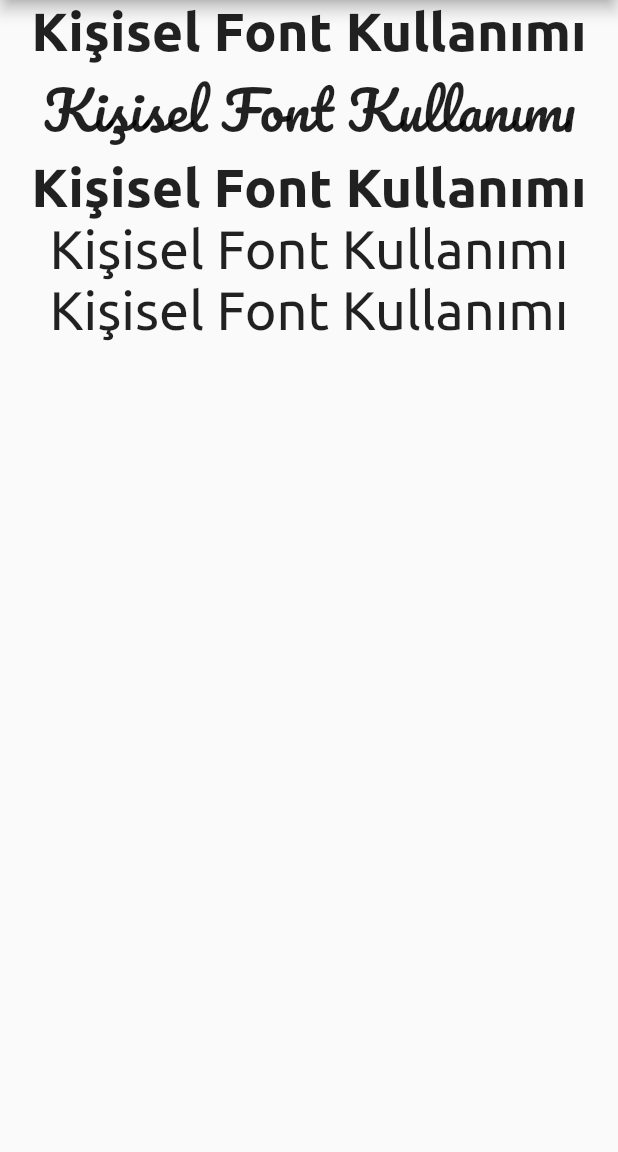
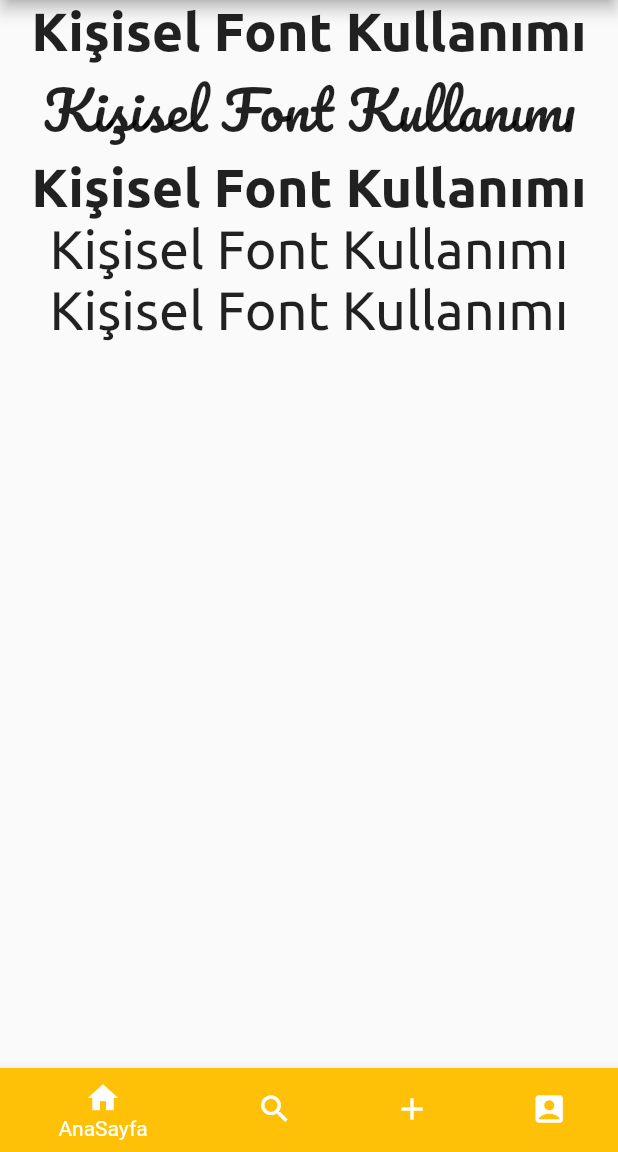
Before and after one commit to ibrahimuzul/flutter_dersleri_bolum2, a Flutter app: the screen it shows after launch, on a phone screen of 412 x 824 dp, the part 84-1236 px from its top. Run offline on Flutter 3.47's test engine with Material 2 defaults, Android fonts, the phone set to English and light mode, and no system bars.

Commit message:
106. Bottom Navigation Bar ve Özellikleri

```diff
--- a/lib/main.dart
+++ b/lib/main.dart
@@ -1,4 +1,6 @@
 import 'package:flutter/material.dart';
+import 'package:flutter_dersleri_bolum2/ui/drawer_menu.dart';
+import 'package:flutter_dersleri_bolum2/ui/kisisel_font_kullanimi.dart';
 
 void main() => runApp(FlutterDersleri());
 
@@ -17,130 +19,58 @@ class FlutterDersleri extends StatelessWidget {
   }
 }
 
-class MyHomePage extends StatelessWidget {
+class MyHomePage extends StatefulWidget {
+  @override
+  MyHomePageState createState() {
+    return new MyHomePageState();
+  }
+}
+
+class MyHomePageState extends State<MyHomePage> {
+  int secilenMenuItem = 0;
+
   @override
   Widget build(BuildContext context) {
     return Scaffold(
-        drawer: Drawer(
-          child: Column(
-            children: <Widget>[
-              UserAccountsDrawerHeader(
-                accountName: Text("emrealtunbilek"),
-                accountEmail: Text("emrealtunbilek@gmail.com"),
-                currentAccountPicture: Image.network(
-                    "https://emrealtunbilek.com/wp-content/uploads/2016/10/apple-icon-72x72.png"),
-                otherAccountsPictures: <Widget>[
-                  CircleAvatar(
-                    backgroundColor: Colors.purple,
-                    child: Text("AK"),
-                  ),
-                  CircleAvatar(
-                    backgroundColor: Colors.grey,
-                    child: Text("EA"),
-                  )
-                ],
-              ),
-              Expanded(
-                child: ListView(
-                  children: <Widget>[
-                    ListTile(
-                      leading: Icon(Icons.home),
-                      title: Text("Ana Sayfa"),
-                      trailing: Icon(Icons.chevron_right),
-                    ),
-                    ListTile(
-                      leading: Icon(Icons.call),
-                      title: Text("Ara"),
-                      trailing: Icon(Icons.chevron_right),
-                    ),
-                    ListTile(
-                      leading: Icon(Icons.account_box),
-                      title: Text("Profil"),
-                      trailing: Icon(Icons.chevron_right),
-                    ),
-                    Divider(),
-                    InkWell(
-                      onTap: (){
-
-                      },
-                      splashColor: Colors.cyan,
-                      child: ListTile(
-                        leading: Icon(Icons.home),
-                        title: Text("Ana Sayfa"),
-                        trailing: Icon(Icons.chevron_right),
-                      ),
-                    ),
-                    AboutListTile(
-                      applicationName: "Flutter Dersleri",
-                      applicationIcon: Icon(Icons.save),
-                      applicationVersion: "2.0",
-                      child: Text("ABOUT US"),
-                      applicationLegalese: "asdasdasd",
-                      icon: Icon(Icons.keyboard),
-                      aboutBoxChildren: <Widget>[
-                        Text("Child 1"),
-                        Text("Child 2"),
-                        Text("Child 3"),
-                      ],
-                    )
-                  ],
-                ),
-              ),
-            ],
-          ),
+      drawer: DrawerMenu(),
+      appBar: AppBar(
+        title: Text("Flutter Dersleri Bölüm 2"),
+      ),
+      body: KisiselFont(),
+      bottomNavigationBar: Theme(
+        data: ThemeData(
+            canvasColor: Colors.cyan.shade100,
+            primaryColor: Colors.orangeAccent
         ),
-        appBar: AppBar(
-          title: Text("Flutter Dersleri Bölüm 2"),
+        child: BottomNavigationBar(
+          items: <BottomNavigationBarItem>[
+            BottomNavigationBarItem(
+                icon: Icon(Icons.home),
+                title: Text("AnaSayfa"),
+                backgroundColor: Colors.amber),
+            BottomNavigationBarItem(
+                icon: Icon(Icons.search),
+                activeIcon: Icon(Icons.call),
+                title: Text("Ara"),
+                backgroundColor: Colors.red),
+            BottomNavigationBarItem(
+                icon: Icon(Icons.add),
+                title: Text("Ekle"),
+                backgroundColor: Colors.tealAccent),
+            BottomNavigationBarItem(
+                icon: Icon(Icons.account_box),
+                title: Text("Profil"),
+                backgroundColor: Colors.brown),
+          ],
+          type: BottomNavigationBarType.shifting,
+          currentIndex: secilenMenuItem,
+          onTap: (index){
+            setState(() {
+              secilenMenuItem = index;
+            });
+          },
         ),
-        body: Column(
-          children: <Widget>[
-            Center(
-              child: Text(
-                "Kişisel Font Kullanımı",
-                style: TextStyle(
-                  fontFamily: 'Genel',
-                  fontSize: 36,
-                  fontWeight: FontWeight.w700,
-                ),
-              ),
-            ),
-            Center(
-              child: Text(
-                "Kişisel Font Kullanımı",
-                style: TextStyle(
-                  fontFamily: 'ElYazisi',
-                  fontSize: 36,
-                ),
-              ),
-            ),
-            Center(
-              child: Text(
-                "Kişisel Font Kullanımı",
-                style: TextStyle(
-                  //fontFamily: 'Genel',
-                  fontSize: 36,
-                  fontWeight: FontWeight.w700,
-                ),
-              ),
-            ),
-            Center(
-              child: Text(
-                "Kişisel Font Kullanımı",
-                style: TextStyle(
-                  fontFamily: 'Genel',
-                  fontSize: 36,
-                ),
-              ),
-            ),
-            Center(
-              child: Text(
-                "Kişisel Font Kullanımı",
-                style: TextStyle(
-                  fontSize: 36,
-                ),
-              ),
-            ),
-          ],
-        ));
+      ),
+    );
   }
 }
--- /dev/null
+++ b/lib/ui/kisisel_font_kullanimi.dart
@@ -0,0 +1,57 @@
+import 'package:flutter/material.dart';
+
+class KisiselFont extends StatelessWidget {
+  @override
+  Widget build(BuildContext context) {
+    return Column(
+      children: <Widget>[
+        Center(
+          child: Text(
+            "Kişisel Font Kullanımı",
+            style: TextStyle(
+              fontFamily: 'Genel',
+              fontSize: 36,
+              fontWeight: FontWeight.w700,
+            ),
+          ),
+        ),
+        Center(
+          child: Text(
+            "Kişisel Font Kullanımı",
+            style: TextStyle(
+              fontFamily: 'ElYazisi',
+              fontSize: 36,
+            ),
+          ),
+        ),
+        Center(
+          child: Text(
+            "Kişisel Font Kullanımı",
+            style: TextStyle(
+              //fontFamily: 'Genel',
+              fontSize: 36,
+              fontWeight: FontWeight.w700,
+            ),
+          ),
+        ),
+        Center(
+          child: Text(
+            "Kişisel Font Kullanımı",
+            style: TextStyle(
+              fontFamily: 'Genel',
+              fontSize: 36,
+            ),
+          ),
+        ),
+        Center(
+          child: Text(
+            "Kişisel Font Kullanımı",
+            style: TextStyle(
+              fontSize: 36,
+            ),
+          ),
+        ),
+      ],
+    );
+  }
+}
```
Also changed, not shown: lib/ui/drawer_menu.dart (added, +80 -0 lines), 1 other file.
